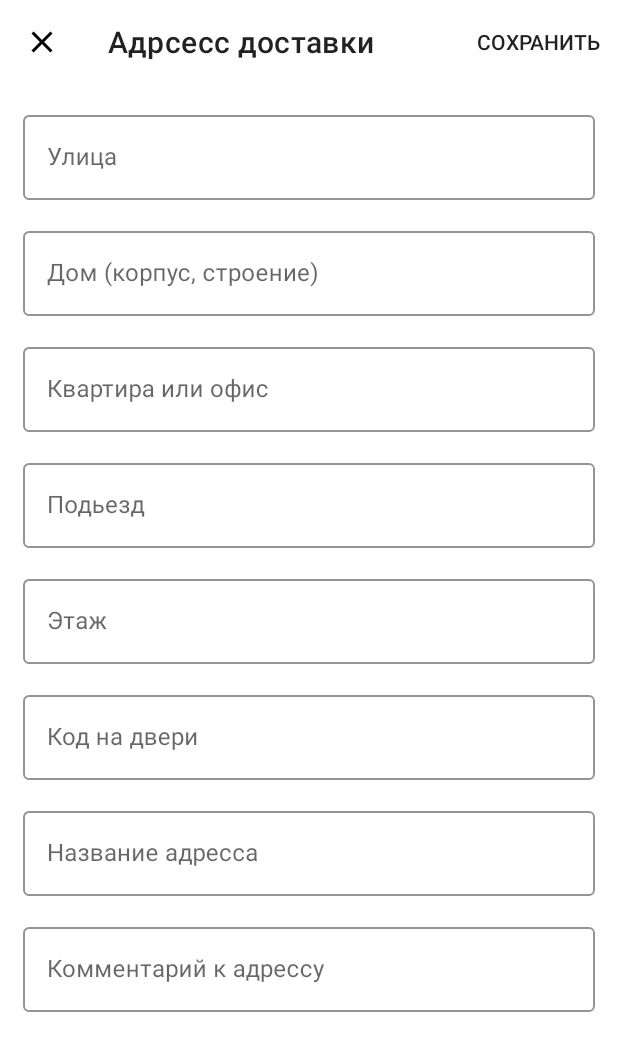
After one commit to islom-din/dodo-ilmhona-proSkills, an Android app: the AdressDostavkiFragment screen opened through its navigation route, on a phone screen of 412 x 824 dp. The commit adds this screen. Shown: the top 1051 px of the screen. Run offline under Robolectric (Android 15) with nearby library versions, the phone set to English and light mode, and no system bars; our stand-ins replace navigation-ui.

Commit message:
07.02.2023

```diff
--- a/QA/app/src/main/java/islom/din/dodo_ilmhona_proskills/Constants.kt
+++ b/QA/app/src/main/java/islom/din/dodo_ilmhona_proskills/Constants.kt
@@ -13,5 +13,11 @@ class Constants {
         const val MALENKAYA = "Маленькая"
         const val SREDNAYA = "Средняя"
         const val BOLSHAYA = "Большая"
+
+        const val DOSTAVKA = "На доставку"
+        const val ZAL = "В зале"
+
+        const val ADRESS_VIBOR = "Выбор адрес доставки"
+
     }
 }
--- a/QA/app/src/main/java/islom/din/dodo_ilmhona_proskills/data/Pizza.kt
+++ b/QA/app/src/main/java/islom/din/dodo_ilmhona_proskills/data/Pizza.kt
@@ -22,6 +22,9 @@ data class Pizza (
     fun formatPrice(): String {
         return "$price TJS"
     }
+    fun formatPriceFrom() : String {
+        return "от $price TJS"
+    }
 
     fun formatLitr() : String {
         return "$price л"
--- /dev/null
+++ b/QA/app/src/main/java/islom/din/dodo_ilmhona_proskills/fragment/AdressDostavkiFragment.kt
@@ -0,0 +1,47 @@
+package islom.din.dodo_ilmhona_proskills.fragment
+
+import android.os.Bundle
+import android.util.Log
+import android.view.*
+import androidx.fragment.app.Fragment
+import androidx.fragment.app.activityViewModels
+import androidx.navigation.fragment.findNavController
+import islom.din.dodo_ilmhona_proskills.R
+import islom.din.dodo_ilmhona_proskills.databinding.FragmentAdressDostavkiBinding
+import islom.din.dodo_ilmhona_proskills.viewmodel.HomeViewModel
+
+
+class AdressDostavkiFragment : Fragment() {
+
+    private var _binding : FragmentAdressDostavkiBinding? = null
+    private val binding get() = _binding!!
+
+    //View Model
+    private val viewModel: HomeViewModel by activityViewModels()
+
+    override fun onCreateView(
+        inflater: LayoutInflater, container: ViewGroup?,
+        savedInstanceState: Bundle?
+    ): View? {
+        // Inflate the layout for this fragment
+        _binding = FragmentAdressDostavkiBinding.inflate(inflater,container,false)
+        return binding.root
+    }
+
+    override fun onViewCreated(view: View, savedInstanceState: Bundle?) {
+        super.onViewCreated(view, savedInstanceState)
+
+        binding.toolbar.setOnMenuItemClickListener {
+            when (it.itemId) {
+                R.id.save ->  {
+                    val action = AdressDostavkiFragmentDirections.navateToHomeFragmentFromAdress(binding.ulica.toString(),null)
+                    findNavController().navigate(action)
+                    return@setOnMenuItemClickListener true
+                }
+                else -> { return@setOnMenuItemClickListener false}
+            }
+        }
+    }
+
+
+}
--- /dev/null
+++ b/QA/app/src/main/java/islom/din/dodo_ilmhona_proskills/fragment/SplashFragment.kt
@@ -0,0 +1,39 @@
+package islom.din.dodo_ilmhona_proskills.fragment
+
+import android.os.Bundle
+import android.os.Handler
+import androidx.fragment.app.Fragment
+import android.view.LayoutInflater
+import android.view.View
+import android.view.ViewGroup
+import androidx.fragment.app.activityViewModels
+import androidx.navigation.fragment.findNavController
+import com.google.android.material.bottomnavigation.BottomNavigationView
+import islom.din.dodo_ilmhona_proskills.R
+import islom.din.dodo_ilmhona_proskills.viewmodel.HomeViewModel
+
+class SplashFragment : Fragment() {
+
+    private val viewModel : HomeViewModel by activityViewModels()
+
+    override fun onCreateView(
+        inflater: LayoutInflater, container: ViewGroup?,
+        savedInstanceState: Bundle?
+    ): View? {
+        // Inflate the layout for this fragment
+        return inflater.inflate(R.layout.fragment_splash, container, false)
+    }
+
+    override fun onViewCreated(view: View, savedInstanceState: Bundle?) {
+        super.onViewCreated(view, savedInstanceState)
+        Handler().postDelayed({
+            findNavController().navigate(R.id.action_splashFragment_to_navigation_home)
+        },3000)
+
+        var bottomNavView = requireActivity().findViewById<BottomNavigationView>(R.id.bottom_nav_view)
+
+        bottomNavView.visibility = View.GONE
+
+        viewModel.hideBottomNavView = false
+    }
+}
--- /dev/null
+++ b/QA/app/src/main/res/drawable/ic_back.xml
@@ -0,0 +1,5 @@
+<vector android:autoMirrored="true" android:height="24dp"
+    android:tint="#000000" android:viewportHeight="24"
+    android:viewportWidth="24" android:width="24dp" xmlns:android="http://schemas.android.com/apk/res/android">
+    <path android:fillColor="@android:color/white" android:pathData="M11.67,3.87L9.9,2.1 0,12l9.9,9.9 1.77,-1.77L3.54,12z"/>
+</vector>
--- /dev/null
+++ b/QA/app/src/main/res/drawable/ic_close.xml
@@ -0,0 +1,5 @@
+<vector android:height="24dp" android:tint="#000000"
+    android:viewportHeight="24" android:viewportWidth="24"
+    android:width="24dp" xmlns:android="http://schemas.android.com/apk/res/android">
+    <path android:fillColor="@android:color/white" android:pathData="M19,6.41L17.59,5 12,10.59 6.41,5 5,6.41 10.59,12 5,17.59 6.41,19 12,13.41 17.59,19 19,17.59 13.41,12z"/>
+</vector>
--- /dev/null
+++ b/QA/app/src/main/res/layout/fragment_adress_dostavki.xml
@@ -0,0 +1,180 @@
+<?xml version="1.0" encoding="utf-8"?>
+<ScrollView xmlns:android="http://schemas.android.com/apk/res/android"
+    xmlns:app="http://schemas.android.com/apk/res-auto"
+    xmlns:tools="http://schemas.android.com/tools"
+    android:layout_width="match_parent"
+    android:layout_height="match_parent">
+
+    <androidx.constraintlayout.widget.ConstraintLayout
+        android:layout_width="match_parent"
+        android:layout_height="wrap_content">
+
+
+        <androidx.appcompat.widget.Toolbar
+            app:navigationIcon="@drawable/ic_close"
+            app:title="Адрсесс доставки"
+            app:menu="@menu/toolbar"
+            android:id="@+id/toolbar"
+            android:layout_width="match_parent"
+            android:layout_height="wrap_content"
+            android:background="?attr/colorPrimary"
+            android:minHeight="?attr/actionBarSize"
+            android:theme="?attr/actionBarTheme"
+            app:layout_constraintLeft_toLeftOf="parent"
+            app:layout_constraintRight_toRightOf="parent"
+            app:layout_constraintTop_toTopOf="parent"/>
+
+
+
+    <LinearLayout
+        app:layout_constraintTop_toBottomOf="@id/toolbar"
+        app:layout_constraintLeft_toLeftOf="parent"
+        app:layout_constraintRight_toRightOf="parent"
+        android:layout_width="match_parent"
+        android:layout_height="wrap_content"
+
+        android:orientation="vertical"
+        android:padding="@dimen/medium_mp"
+        tools:context=".fragment.AdressDostavkiFragment">
+
+        <com.google.android.material.textfield.TextInputLayout
+            android:id="@+id/ulica"
+            style="@style/Widget.MaterialComponents.TextInputLayout.OutlinedBox"
+            android:layout_width="match_parent"
+            android:layout_height="wrap_content"
+            android:layout_marginBottom="@dimen/medium_mp"
+            android:hint="Улица"
+            app:boxBackgroundColor="@color/secondaryColor"
+            app:boxStrokeColor="@color/secondaryColor"
+            app:hintTextColor="@color/grey_darker">
+
+            <com.google.android.material.textfield.TextInputEditText
+                android:layout_width="match_parent"
+                android:layout_height="wrap_content"
+                android:backgroundTint="@color/primaryColor"
+                android:textCursorDrawable="@color/secondaryColor" />
+        </com.google.android.material.textfield.TextInputLayout>
+
+        <com.google.android.material.textfield.TextInputLayout
+            style="@style/Widget.MaterialComponents.TextInputLayout.OutlinedBox"
+            android:layout_width="match_parent"
+            android:layout_height="wrap_content"
+            android:layout_marginBottom="@dimen/medium_mp"
+            android:hint="Дом (корпус, строение)"
+            app:boxBackgroundColor="@color/secondaryColor"
+            app:boxStrokeColor="@color/secondaryColor"
+            app:hintTextColor="@color/grey_darker">
+
+            <com.google.android.material.textfield.TextInputEditText
+                android:layout_width="match_parent"
+                android:layout_height="wrap_content"
+                android:backgroundTint="@color/primaryColor"
+                android:textCursorDrawable="@color/secondaryColor" />
+        </com.google.android.material.textfield.TextInputLayout>
+
+        <com.google.android.material.textfield.TextInputLayout
+            style="@style/Widget.MaterialComponents.TextInputLayout.OutlinedBox"
+            android:layout_width="match_parent"
+            android:layout_height="wrap_content"
+            android:layout_marginBottom="@dimen/medium_mp"
+            android:hint="Квартира или офис"
+            app:boxBackgroundColor="@color/secondaryColor"
+            app:boxStrokeColor="@color/secondaryColor"
+            app:hintTextColor="@color/grey_darker">
+
+            <com.google.android.material.textfield.TextInputEditText
+                android:layout_width="match_parent"
+                android:layout_height="wrap_content"
+                android:backgroundTint="@color/primaryColor"
+                android:textCursorDrawable="@color/secondaryColor" />
+        </com.google.android.material.textfield.TextInputLayout>
+
+        <com.google.android.material.textfield.TextInputLayout
+            style="@style/Widget.MaterialComponents.TextInputLayout.OutlinedBox"
+            android:layout_width="match_parent"
+            android:layout_height="wrap_content"
+            android:layout_marginBottom="@dimen/medium_mp"
+            android:hint="Подьезд"
+            app:boxBackgroundColor="@color/secondaryColor"
+            app:boxStrokeColor="@color/secondaryColor"
+            app:hintTextColor="@color/grey_darker">
+
+            <com.google.android.material.textfield.TextInputEditText
+                android:layout_width="match_parent"
+                android:layout_height="wrap_content"
+                android:backgroundTint="@color/primaryColor"
+                android:textCursorDrawable="@color/secondaryColor" />
+        </com.google.android.material.textfield.TextInputLayout>
+
+        <com.google.android.material.textfield.TextInputLayout
+            style="@style/Widget.MaterialComponents.TextInputLayout.OutlinedBox"
+            android:layout_width="match_parent"
+            android:layout_height="wrap_content"
+            android:layout_marginBottom="@dimen/medium_mp"
+            android:hint="Этаж"
+            app:boxBackgroundColor="@color/secondaryColor"
+            app:boxStrokeColor="@color/secondaryColor"
+            app:hintTextColor="@color/grey_darker">
+
+            <com.google.android.material.textfield.TextInputEditText
+                android:layout_width="match_parent"
+                android:layout_height="wrap_content"
+                android:backgroundTint="@color/primaryColor"
+                android:textCursorDrawable="@color/secondaryColor" />
+        </com.google.android.material.textfield.TextInputLayout>
+
+        <com.google.android.material.textfield.TextInputLayout
+            style="@style/Widget.MaterialComponents.TextInputLayout.OutlinedBox"
+            android:layout_width="match_parent"
+            android:layout_height="wrap_content"
+            android:layout_marginBottom="@dimen/medium_mp"
+            android:hint="Код на двери"
+            app:boxBackgroundColor="@color/secondaryColor"
+            app:boxStrokeColor="@color/secondaryColor"
+            app:hintTextColor="@color/grey_darker">
+
+            <com.google.android.material.textfield.TextInputEditText
+                android:layout_width="match_parent"
+                android:layout_height="wrap_content"
+                android:backgroundTint="@color/primaryColor"
+                android:textCursorDrawable="@color/secondaryColor" />
+        </com.google.android.material.textfield.TextInputLayout>
+
+        <com.google.android.material.textfield.TextInputLayout
+            style="@style/Widget.MaterialComponents.TextInputLayout.OutlinedBox"
+            android:layout_width="match_parent"
+            android:layout_height="wrap_content"
+            android:layout_marginBottom="@dimen/medium_mp"
+            android:hint="Название адресса"
+            app:boxBackgroundColor="@color/secondaryColor"
+            app:boxStrokeColor="@color/secondaryColor"
+            app:hintTextColor="@color/grey_darker">
+
+            <com.google.android.material.textfield.TextInputEditText
+                android:layout_width="match_parent"
+                android:layout_height="wrap_content"
+                android:backgroundTint="@color/primaryColor"
+                android:textCursorDrawable="@color/secondaryColor" />
+        </com.google.android.material.textfield.TextInputLayout>
+
+        <com.google.android.material.textfield.TextInputLayout
+            style="@style/Widget.MaterialComponents.TextInputLayout.OutlinedBox"
+            android:layout_width="match_parent"
+            android:layout_height="wrap_content"
+            android:layout_marginBottom="@dimen/medium_mp"
+            android:hint="Комментарий к адрессу"
+            app:boxBackgroundColor="@color/secondaryColor"
+            app:boxStrokeColor="@color/secondaryColor"
+            app:hintTextColor="@color/grey_darker">
+
+            <com.google.android.material.textfield.TextInputEditText
+                android:layout_width="match_parent"
+                android:layout_height="wrap_content"
+                android:backgroundTint="@color/primaryColor"
+                android:textCursorDrawable="@color/secondaryColor" />
+        </com.google.android.material.textfield.TextInputLayout>
+
+
+    </LinearLayout>
+    </androidx.constraintlayout.widget.ConstraintLayout>
+</ScrollView>
--- /dev/null
+++ b/QA/app/src/main/res/menu/toolbar.xml
@@ -0,0 +1,8 @@
+<?xml version="1.0" encoding="utf-8"?>
+<menu xmlns:android="http://schemas.android.com/apk/res/android"
+    xmlns:app="http://schemas.android.com/apk/res-auto">
+    <item android:id="@+id/save"
+        android:title="СОХРАНИТЬ"
+        app:showAsAction="always"
+        />
+</menu>
--- a/QA/app/src/main/res/navigation/nav_graph.xml
+++ b/QA/app/src/main/res/navigation/nav_graph.xml
@@ -3,13 +3,27 @@
     xmlns:app="http://schemas.android.com/apk/res-auto"
     xmlns:tools="http://schemas.android.com/tools"
     android:id="@+id/nav_graph"
-    app:startDestination="@id/navigation_home">
+    app:startDestination="@id/splashFragment">
 
     <fragment
         android:id="@+id/navigation_home"
         android:name="islom.din.dodo_ilmhona_proskills.fragment.screens.HomeFragment"
         android:label="@string/menu"
-        tools:layout="@layout/fragment_home" />
+        tools:layout="@layout/fragment_home" >
+        <action
+            android:id="@+id/navigate_to_adress_dostavki_fragment"
+            app:destination="@id/adressDostavkiFragment" />
+        <argument android:name="dostavka_location"
+            app:argType="string"
+            app:nullable="true" />
+        <action
+            android:id="@+id/action_navigation_home_to_zalFragment"
+            app:destination="@id/zalFragment" />
+        <argument
+            android:name="zal_location"
+            app:argType="string"
+            app:nullable="true" />
+    </fragment>
     <fragment
         android:id="@+id/navigation_profile"
         android:name="islom.din.dodo_ilmhona_proskills.fragment.screens.ProfileFragment"
@@ -25,4 +39,32 @@
         android:name="islom.din.dodo_ilmhona_proskills.fragment.screens.BasketFragment"
         android:label="@string/basket"
         tools:layout="@layout/fragment_basket"/>
+    <fragment
+        android:id="@+id/adressDostavkiFragment"
+        android:name="islom.din.dodo_ilmhona_proskills.fragment.AdressDostavkiFragment"
+        android:label="fragment_adress_dostavki"
+        tools:layout="@layout/fragment_adress_dostavki" >
+        <action
+            android:id="@+id/navate_to_home_fragment_from_adress"
+            app:destination="@id/navigation_home" />
+    </fragment>
+    <fragment
+        android:id="@+id/zalFragment"
+        android:name="islom.din.dodo_ilmhona_proskills.fragment.ZalFragment"
+        android:label="ZalFragment" >
+        <action
+            android:id="@+id/action_zalFragment_to_navigation_home"
+            app:destination="@id/navigation_home" />
+    </fragment>
+    <fragment
+        android:id="@+id/splashFragment"
+        android:name="islom.din.dodo_ilmhona_proskills.fragment.SplashFragment"
+        android:label="fragment_splash"
+        tools:layout="@layout/fragment_splash" >
+        <action
+            android:id="@+id/action_splashFragment_to_navigation_home"
+            app:destination="@id/navigation_home"
+            app:popUpTo="@id/splashFragment"
+            app:popUpToInclusive="true" />
+    </fragment>
 </navigation>
--- a/QA/app/src/main/res/values/themes.xml
+++ b/QA/app/src/main/res/values/themes.xml
@@ -14,6 +14,8 @@
         <item name="android:windowLightStatusBar">true</item>
         <!-- Customize your theme here. -->
         <item name="android:forceDarkAllowed" tools:targetApi="q">true</item>
+        <item name="android:windowTranslucentStatus">true</item>
+        <item name="android:windowTranslucentNavigation">true</item>
     </style>
 
 
```
Also changed, not shown: QA/app/src/main/java/islom/din/dodo_ilmhona_proskills/adapter/InterestingAdapter.kt (added, +35 -0 lines), QA/app/src/main/java/islom/din/dodo_ilmhona_proskills/fragment/ZalFragment.kt (added, +39 -0 lines), QA/app/src/main/java/islom/din/dodo_ilmhona_proskills/fragment/screens/HomeFragment.kt (+42 -24 lines), QA/app/src/main/java/islom/din/dodo_ilmhona_proskills/viewmodel/HomeViewModel.kt (+23 -2 lines), QA/app/src/main/res/layout/fragment_home.xml (+7 -10 lines), QA/app/src/main/res/layout/fragment_splash.xml (added, +16 -0 lines), QA/app/src/main/res/layout/fragment_zal.xml (added, +147 -0 lines), QA/app/src/main/res/layout/interesting_item.xml (renamed from QA/app/src/main/res/layout/recomendation_item.xml, +5 -5 lines), QA/app/src/main/res/drawable/splash_screen.jpg (added).
